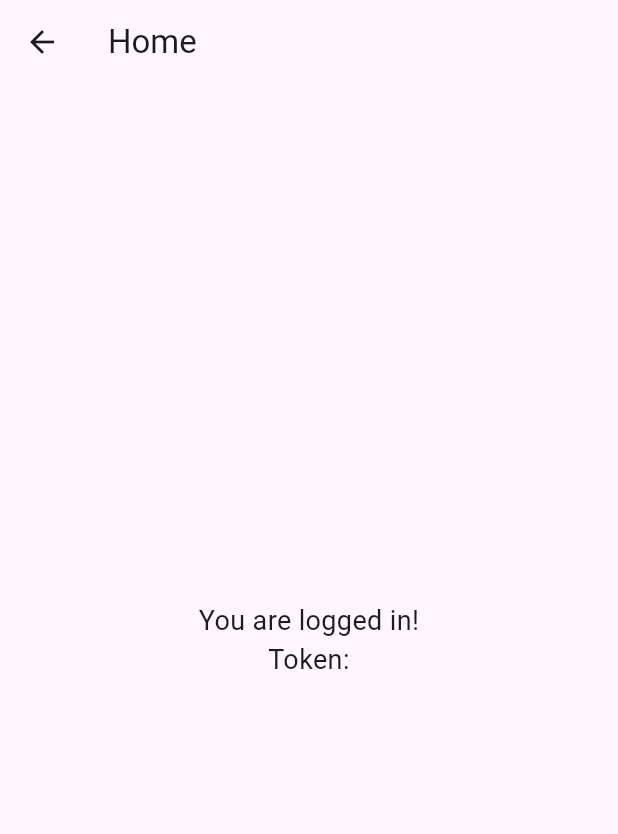
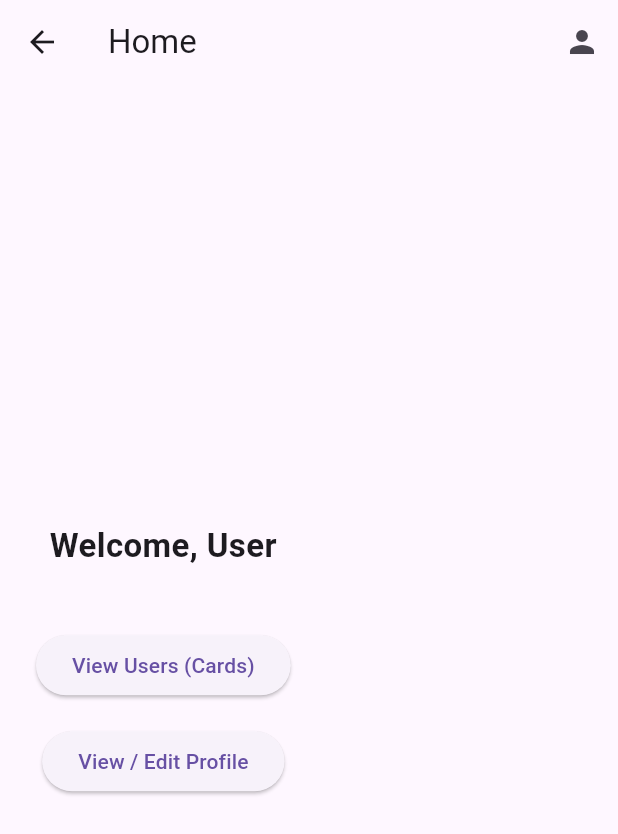
Before and after one commit to mpark019/mern_project, a Flutter app: the HomeScreen screen opened by its route, on a phone screen of 412 x 824 dp. Shown: the top 834 px of the screen. Run offline on Flutter 3.47's test engine with Material 3 defaults, Android fonts, the phone set to English and light mode, and no system bars; network calls fail.

Commit message:
mobile dev login and register

```diff
--- a/mobile/lib/routes/routes.dart
+++ b/mobile/lib/routes/routes.dart
@@ -2,15 +2,24 @@ import 'package:flutter/material.dart';
 import '../screens/LoginScreen.dart';
 import '../screens/RegisterScreen.dart';
 import '../screens/HomeScreen.dart';
+import '../screens/CardsScreen.dart';
+import '../screens/ProfileScreen.dart';
+import '../screens/UserDetailsScreen.dart';
 
 class AppRoutes {
   static const login = "/login";
   static const register = "/register";
   static const home = "/home";
+  static const cards = "/cards";
+  static const profile = "/profile";
+  static const userDetails = "/user-details";
 
   static Map<String, WidgetBuilder> routes = {
     login: (context) => const LoginScreen(),
     register: (context) => const RegisterScreen(),
     home: (context) => const HomeScreen(),
+    cards: (context) => const CardsScreen(),
+    profile: (context) => const ProfileScreen(),
+    userDetails: (context) => const UserDetailsScreen(),
   };
 }
--- a/mobile/lib/screens/HomeScreen.dart
+++ b/mobile/lib/screens/HomeScreen.dart
@@ -1,18 +1,50 @@
 import 'package:flutter/material.dart';
 import '../utils/GlobalData.dart';
+import '../routes/routes.dart';
 
 class HomeScreen extends StatelessWidget {
   const HomeScreen({super.key});
 
   @override
   Widget build(BuildContext context) {
+    final username = GlobalData.user?["username"] ?? "User";
+    final email = GlobalData.user?["email"] ?? "";
+
     return Scaffold(
-      appBar: AppBar(title: const Text("Home")),
-      body: Center(
-        child: Text(
-          "You are logged in!\nToken:\n${GlobalData.token}",
-          textAlign: TextAlign.center,
-          style: const TextStyle(fontSize: 18),
+      appBar: AppBar(
+        title: const Text("Home"),
+        actions: [
+          IconButton(
+            icon: const Icon(Icons.person),
+            onPressed: () => Navigator.pushNamed(context, AppRoutes.profile),
+          ),
+        ],
+      ),
+      body: Padding(
+        padding: const EdgeInsets.all(24.0),
+        child: Column(
+          mainAxisAlignment: MainAxisAlignment.center,
+          children: [
+            Text(
+              "Welcome, $username",
+              style: const TextStyle(fontSize: 22, fontWeight: FontWeight.bold),
+              textAlign: TextAlign.center,
+            ),
+            if (email.isNotEmpty) ...[
+              const SizedBox(height: 8),
+              Text(email, style: const TextStyle(color: Colors.grey)),
+            ],
+            const SizedBox(height: 40),
+            ElevatedButton(
+              onPressed: () => Navigator.pushNamed(context, AppRoutes.cards),
+              child: const Text("View Users (Cards)"),
+            ),
+            const SizedBox(height: 16),
+            ElevatedButton(
+              onPressed: () => Navigator.pushNamed(context, AppRoutes.profile),
+              child: const Text("View / Edit Profile"),
+            ),
+          ],
         ),
       ),
     );
--- a/mobile/lib/utils/GlobalData.dart
+++ b/mobile/lib/utils/GlobalData.dart
@@ -1,4 +1,5 @@
 class GlobalData {
   static String token = "";
+  static String userId = "";
   static Map<String, dynamic>? user;
 }
```
Also changed, not shown: mobile/lib/screens/CardsScreen.dart (+62 -12 lines), mobile/lib/screens/LoginScreen.dart (+17 -2 lines), mobile/lib/screens/ProfileScreen.dart (added, +102 -0 lines), mobile/lib/screens/UserDetailsScreen.dart (added, +79 -0 lines), mobile/lib/services/APIService.dart (+134 -20 lines).
